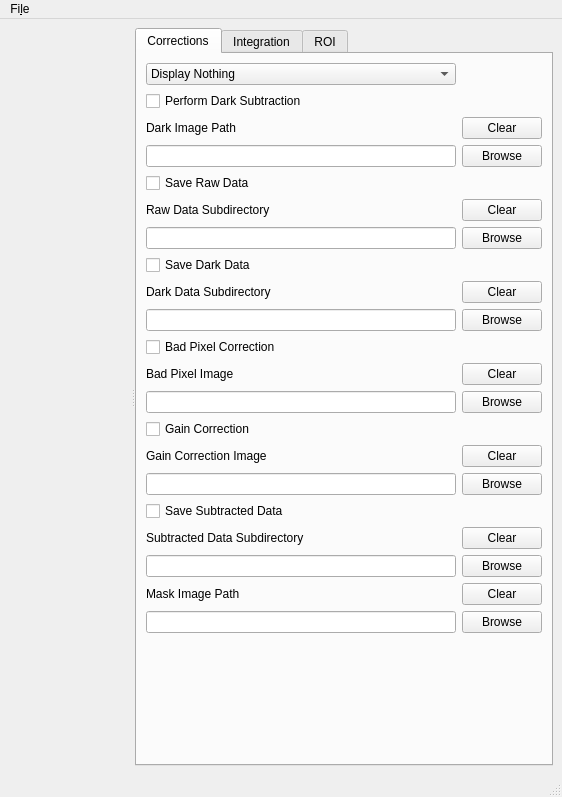
The window that source/qxrddetectorcontrolwindow.ui (guyjennings/qxrd) describes before a commit, drawn with Qt 5.
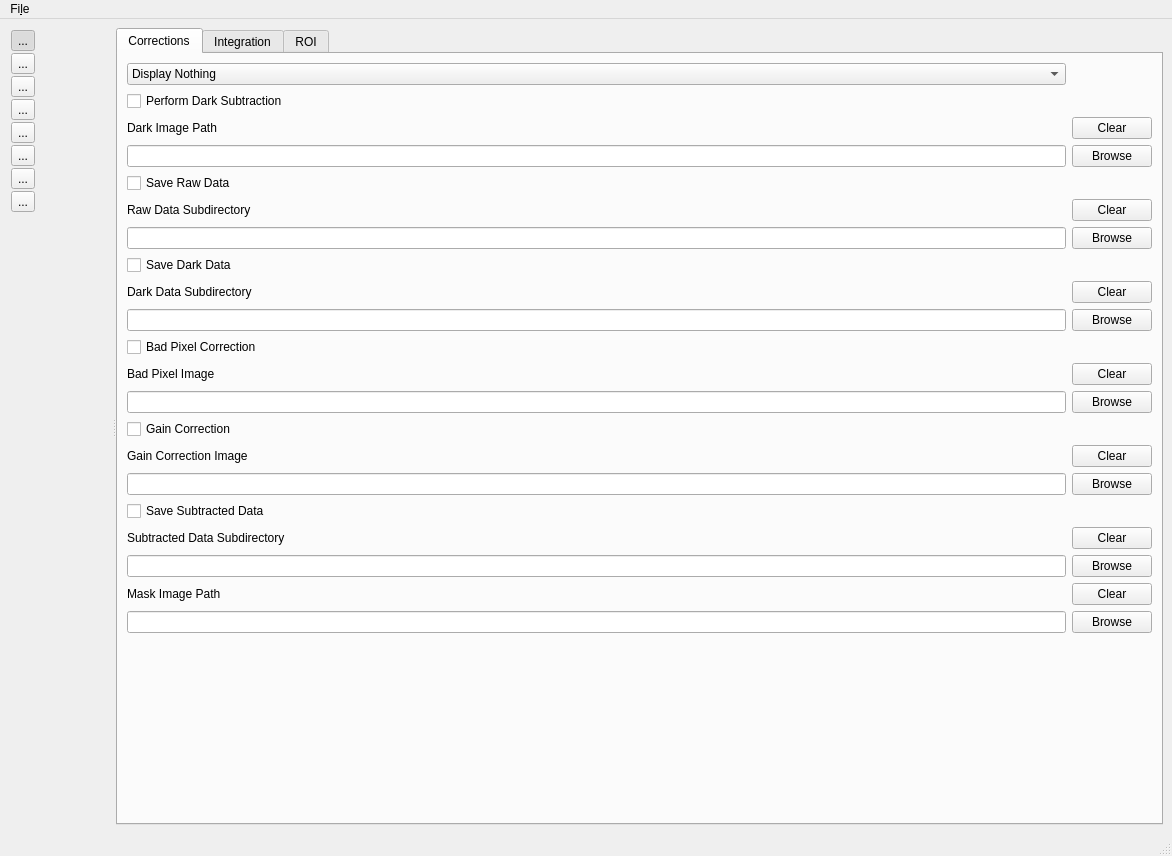
The same window after the commit. Icons and pictures are not drawn. Custom widgets are drawn as their Qt base class.

Diff of the .ui file:
```diff
--- a/source/qxrddetectorcontrolwindow.ui
+++ b/source/qxrddetectorcontrolwindow.ui
@@ -6,8 +6,8 @@
    <rect>
     <x>0</x>
     <y>0</y>
-    <width>562</width>
-    <height>797</height>
+    <width>1172</width>
+    <height>856</height>
    </rect>
   </property>
   <property name="windowTitle">
@@ -20,13 +20,282 @@
       <property name="orientation">
        <enum>Qt::Horizontal</enum>
       </property>
-      <widget class="QxrdDetectorImagePlot" name="m_DetectorImage" native="true">
-       <property name="sizePolicy">
-        <sizepolicy hsizetype="MinimumExpanding" vsizetype="Preferred">
-         <horstretch>0</horstretch>
-         <verstretch>0</verstretch>
-        </sizepolicy>
-       </property>
+      <widget class="QWidget" name="">
+       <layout class="QHBoxLayout" name="horizontalLayout_3">
+        <item>
+         <widget class="QWidget" name="widget" native="true">
+          <layout class="QGridLayout" name="gridLayout_10">
+           <property name="leftMargin">
+            <number>2</number>
+           </property>
+           <property name="topMargin">
+            <number>2</number>
+           </property>
+           <property name="rightMargin">
+            <number>2</number>
+           </property>
+           <property name="bottomMargin">
+            <number>2</number>
+           </property>
+           <property name="spacing">
+            <number>2</number>
+           </property>
+           <item row="9" column="1">
+            <spacer name="verticalSpacer_4">
+             <property name="orientation">
+              <enum>Qt::Vertical</enum>
+             </property>
+             <property name="sizeHint" stdset="0">
+              <size>
+               <width>20</width>
+               <height>40</height>
+              </size>
+             </property>
+            </spacer>
+           </item>
+           <item row="1" column="1">
+            <widget class="QToolButton" name="m_ImageZoomInButton">
+             <property name="toolTip">
+              <string>Zoom In</string>
+             </property>
+             <property name="text">
+              <string>...</string>
+             </property>
+             <property name="icon">
+              <iconset resource="submodules/qceplib/qceplib-base/qcepresources.qrc">
+               <normaloff>:/images/zoom-in.png</normaloff>:/images/zoom-in.png</iconset>
+             </property>
+             <property name="iconSize">
+              <size>
+               <width>24</width>
+               <height>24</height>
+              </size>
+             </property>
+             <property name="checkable">
+              <bool>true</bool>
+             </property>
+             <property name="checked">
+              <bool>true</bool>
+             </property>
+             <property name="autoExclusive">
+              <bool>true</bool>
+             </property>
+            </widget>
+           </item>
+           <item row="3" column="1">
+            <widget class="QToolButton" name="m_ImageZoomAllButton">
+             <property name="toolTip">
+              <string>Auto Scale</string>
+             </property>
+             <property name="text">
+              <string>...</string>
+             </property>
+             <property name="icon">
+              <iconset resource="submodules/qceplib/qceplib-base/qcepresources.qrc">
+               <normaloff>:/images/zoom-all.png</normaloff>:/images/zoom-all.png</iconset>
+             </property>
+             <property name="iconSize">
+              <size>
+               <width>24</width>
+               <height>24</height>
+              </size>
+             </property>
+            </widget>
+           </item>
+           <item row="5" column="1">
+            <widget class="QToolButton" name="m_ROIAddNodeButton">
+             <property name="enabled">
+              <bool>true</bool>
+             </property>
+             <property name="toolTip">
+              <string>Add Point to Polygon ROI</string>
+             </property>
+             <property name="text">
+              <string>...</string>
+             </property>
+             <property name="icon">
+              <iconset resource="qxrdresources.qrc">
+               <normaloff>:/images/format-add-node.png</normaloff>:/images/format-add-node.png</iconset>
+             </property>
+             <property name="iconSize">
+              <size>
+               <width>24</width>
+               <height>24</height>
+              </size>
+             </property>
+             <property name="checkable">
+              <bool>true</bool>
+             </property>
+             <property name="checked">
+              <bool>false</bool>
+             </property>
+             <property name="autoExclusive">
+              <bool>true</bool>
+             </property>
+            </widget>
+           </item>
+           <item row="4" column="1">
+            <widget class="QToolButton" name="m_ROISelectButton">
+             <property name="enabled">
+              <bool>true</bool>
+             </property>
+             <property name="toolTip">
+              <string>Select ROIs</string>
+             </property>
+             <property name="text">
+              <string>...</string>
+             </property>
+             <property name="icon">
+              <iconset resource="qxrdresources.qrc">
+               <normaloff>:/images/edit-node.png</normaloff>:/images/edit-node.png</iconset>
+             </property>
+             <property name="iconSize">
+              <size>
+               <width>24</width>
+               <height>24</height>
+              </size>
+             </property>
+             <property name="checkable">
+              <bool>true</bool>
+             </property>
+             <property name="checked">
+              <bool>false</bool>
+             </property>
+             <property name="autoExclusive">
+              <bool>true</bool>
+             </property>
+            </widget>
+           </item>
+           <item row="2" column="1">
+            <widget class="QToolButton" name="m_ImageZoomOutButton">
+             <property name="toolTip">
+              <string>Zoom Out</string>
+             </property>
+             <property name="text">
+              <string>...</string>
+             </property>
+             <property name="icon">
+              <iconset resource="submodules/qceplib/qceplib-base/qcepresources.qrc">
+               <normaloff>:/images/zoom-out.png</normaloff>:/images/zoom-out.png</iconset>
+             </property>
+             <property name="iconSize">
+              <size>
+               <width>24</width>
+               <height>24</height>
+              </size>
+             </property>
+            </widget>
+           </item>
+           <item row="6" column="1">
+            <widget class="QToolButton" name="m_ROIRemoveNodeButton">
+             <property name="enabled">
+              <bool>true</bool>
+             </property>
+             <property name="toolTip">
+              <string>Remove Point from Polygon ROI</string>
+             </property>
+             <property name="text">
+              <string>...</string>
+             </property>
+             <property name="icon">
+              <iconset resource="qxrdresources.qrc">
+               <normaloff>:/images/format-remove-node.png</normaloff>:/images/format-remove-node.png</iconset>
+             </property>
+             <property name="iconSize">
+              <size>
+               <width>24</width>
+               <height>24</height>
+              </size>
+             </property>
+             <property name="checkable">
+              <bool>true</bool>
+             </property>
+             <property name="checked">
+              <bool>false</bool>
+             </property>
+             <property name="autoExclusive">
+              <bool>true</bool>
+             </property>
+            </widget>
+           </item>
+           <item row="7" column="1">
+            <widget class="QToolButton" name="m_ROIRotateButton">
+             <property name="enabled">
+              <bool>true</bool>
+             </property>
+             <property name="toolTip">
+              <string>Rotate ROIs</string>
+             </property>
+             <property name="text">
+              <string>...</string>
+             </property>
+             <property name="icon">
+              <iconset resource="qxrdresources.qrc">
+               <normaloff>:/images/object-rotate-left.png</normaloff>:/images/object-rotate-left.png</iconset>
+             </property>
+             <property name="iconSize">
+              <size>
+               <width>24</width>
+               <height>24</height>
+              </size>
+             </property>
+             <property name="checkable">
+              <bool>true</bool>
+             </property>
+             <property name="checked">
+              <bool>false</bool>
+             </property>
+             <property name="autoExclusive">
+              <bool>true</bool>
+             </property>
+            </widget>
+           </item>
+           <item row="8" column="1">
+            <widget class="QToolButton" name="m_ROIResizeButton">
+             <property name="enabled">
+              <bool>true</bool>
+             </property>
+             <property name="toolTip">
+              <string>Rotate ROIs</string>
+             </property>
+             <property name="text">
+              <string>...</string>
+             </property>
+             <property name="icon">
+              <iconset resource="qxrdresources.qrc">
+               <normaloff>:/images/transform-scale.png</normaloff>:/images/transform-scale.png</iconset>
+             </property>
+             <property name="iconSize">
+              <size>
+               <width>24</width>
+               <height>24</height>
+              </size>
+             </property>
+             <property name="checkable">
+              <bool>true</bool>
+             </property>
+             <property name="checked">
+              <bool>false</bool>
+             </property>
+             <property name="autoExclusive">
+              <bool>true</bool>
+             </property>
+            </widget>
+           </item>
+          </layout>
+         </widget>
+        </item>
+        <item>
+         <widget class="QxrdDetectorImagePlot" name="m_DetectorImage" native="true">
+          <property name="sizePolicy">
+           <sizepolicy hsizetype="MinimumExpanding" vsizetype="Preferred">
+            <horstretch>0</horstretch>
+            <verstretch>0</verstretch>
+           </sizepolicy>
+          </property>
+         </widget>
+        </item>
+       </layout>
       </widget>
       <widget class="QTabWidget" name="tabWidget">
        <property name="sizePolicy">
@@ -588,8 +857,8 @@
     <rect>
      <x>0</x>
      <y>0</y>
-     <width>562</width>
-     <height>21</height>
+     <width>1172</width>
+     <height>25</height>
     </rect>
    </property>
    <widget class="QMenu" name="menuFile">
```
Left out of the diff: 1 changed line with no effect on the pictures.
